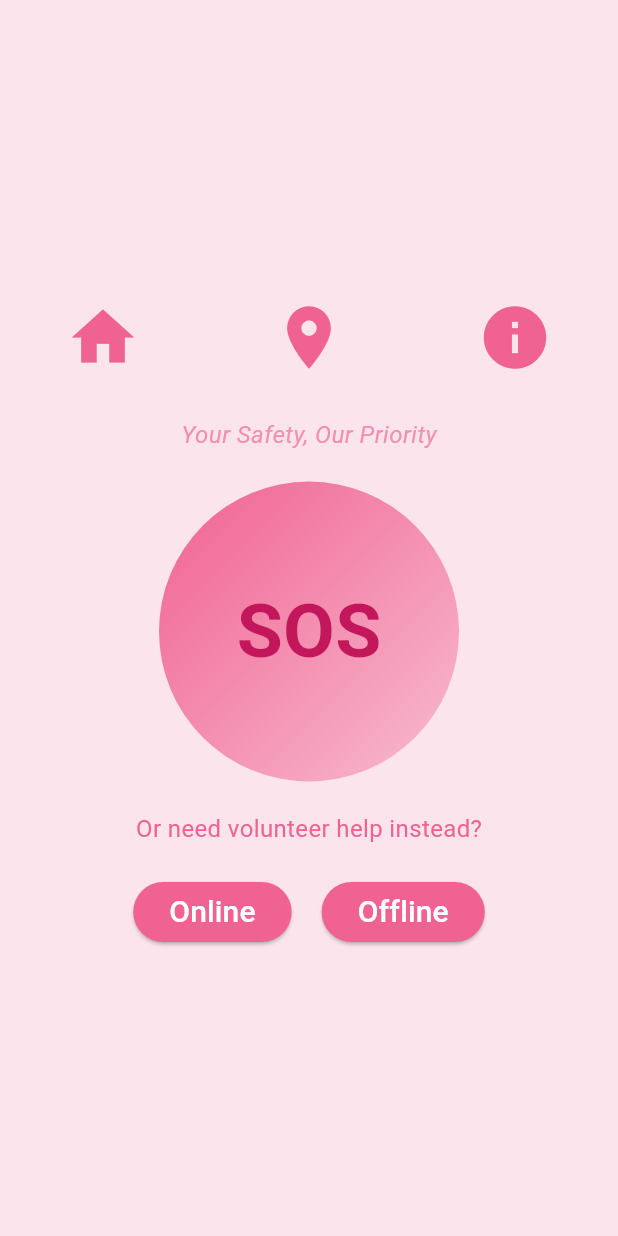
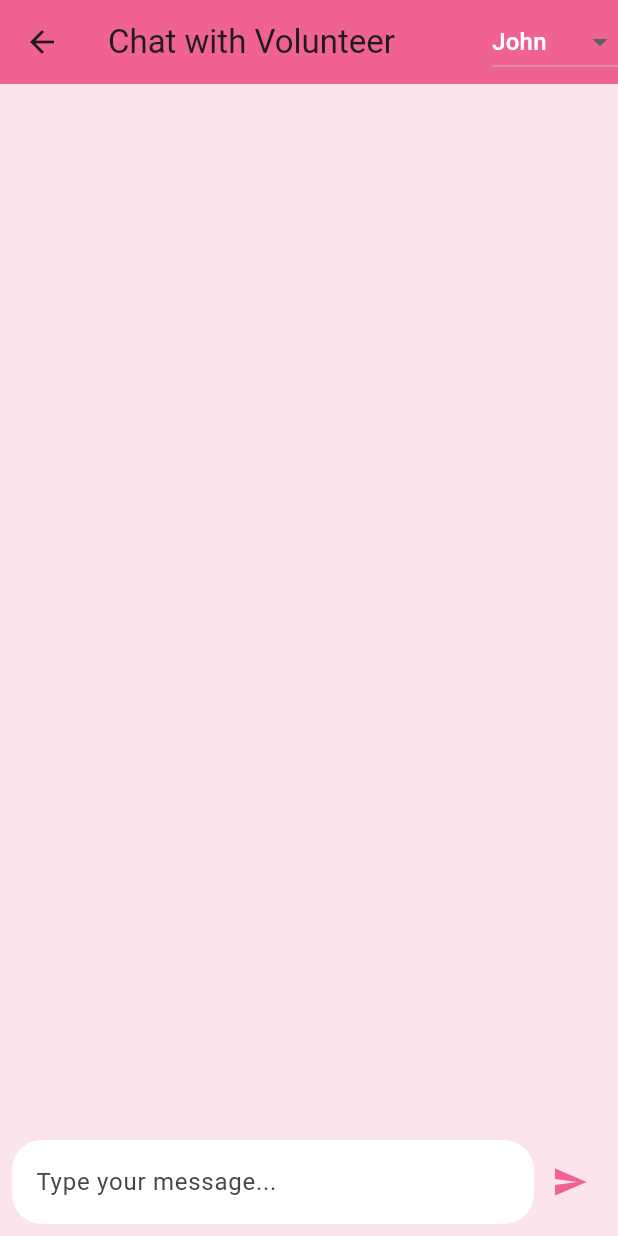
Before and after one commit to Blisstod/sos_application, a Flutter app: the screen it shows after launch, after a tap on "Online", on a phone screen of 412 x 824 dp. Run offline on Flutter 3.47's test engine with Material 3 defaults, Android fonts, the light colour scheme and no system bars; our stand-ins replace flutter_map, latlong2.

Commit message:
add chat feature with volunteers, fix the map to Astana

```diff
--- a/lib/main.dart
+++ b/lib/main.dart
@@ -104,7 +104,12 @@ class SOSPage extends StatelessWidget {
               mainAxisAlignment: MainAxisAlignment.center,
               children: [
                 ElevatedButton(
-                  onPressed: () {},
+                  onPressed: () {
+                    Navigator.push(
+                      context,
+                      MaterialPageRoute(builder: (context) => ChatPage()),
+                    );
+                  },
                   style: ElevatedButton.styleFrom(
                     backgroundColor: Colors.pink.shade300,
                     shape: RoundedRectangleBorder(
@@ -163,7 +168,8 @@ class LocationPage extends StatelessWidget {
           ),
           child: FlutterMap(
             options: MapOptions(
-              center: LatLng(40.7128, -74.0060), // New York City coordinates
+              center:
+                  LatLng(51.1194, 71.4091), // Astana, Kazakhstan coordinates
               zoom: 13.0,
             ),
             children: [
@@ -175,18 +181,36 @@ class LocationPage extends StatelessWidget {
               MarkerLayer(
                 markers: [
                   Marker(
-                    width: 80.0,
-                    height: 80.0,
-                    point: LatLng(40.7128, -74.0060),
+                    width: 70.0,
+                    height: 70.0,
+                    point: LatLng(51.1030, 71.4060),
                     builder: (ctx) => Container(
                       child: Icon(Icons.person_pin_circle,
-                          color: Colors.pink.shade300, size: 50.0),
+                          color: Colors.pink.shade300, size: 40.0),
                     ),
                   ),
                   Marker(
-                    width: 80.0,
-                    height: 80.0,
-                    point: LatLng(40.7120, -74.0050),
+                    width: 70.0,
+                    height: 70.0,
+                    point: LatLng(51.110, 71.4265),
+                    builder: (ctx) => Container(
+                      child: Icon(Icons.person_pin_circle,
+                          color: Colors.pink.shade300, size: 40.0),
+                    ),
+                  ),
+                  Marker(
+                    width: 70.0,
+                    height: 70.0,
+                    point: LatLng(51.0945, 71.4272),
+                    builder: (ctx) => Container(
+                      child: Icon(Icons.person_pin_circle,
+                          color: Colors.pink.shade300, size: 40.0),
+                    ),
+                  ),
+                  Marker(
+                    width: 90.0,
+                    height: 90.0,
+                    point: LatLng(51.0980, 71.4080),
                     builder: (ctx) => Container(
                       child: Icon(Icons.location_pin,
                           color: Colors.pink.shade300, size: 50.0),
@@ -300,3 +324,107 @@ class InfoPage extends StatelessWidget {
     );
   }
 }
+
+class ChatPage extends StatefulWidget {
+  @override
+  _ChatPageState createState() => _ChatPageState();
+}
+
+class _ChatPageState extends State<ChatPage> {
+  final TextEditingController _controller = TextEditingController();
+  final List<Map<String, dynamic>> _messages = [];
+  final List<String> volunteers = ['John', 'Kuralay', 'Nazerke'];
+  String _selectedVolunteer = 'John';
+
+  void _sendMessage() {
+    if (_controller.text.isEmpty) return;
+    setState(() {
+      _messages.add({'message': _controller.text, 'isVolunteer': false});
+      _controller.clear();
+    });
+  }
+
+  Widget _buildChatBubble(String message, bool isVolunteer) {
+    return Align(
+      alignment: isVolunteer ? Alignment.centerLeft : Alignment.centerRight,
+      child: Container(
+        margin: EdgeInsets.symmetric(vertical: 5, horizontal: 10),
+        padding: EdgeInsets.all(15),
+        decoration: BoxDecoration(
+          color: isVolunteer ? Colors.pink.shade200 : Colors.pink.shade100,
+          borderRadius: BorderRadius.circular(10),
+        ),
+        child: Text(
+          message,
+          style: TextStyle(color: Colors.white, fontSize: 16),
+        ),
+      ),
+    );
+  }
+
+  @override
+  Widget build(BuildContext context) {
+    return Scaffold(
+      backgroundColor: Colors.pink.shade50,
+      appBar: AppBar(
+        backgroundColor: Colors.pink.shade300,
+        title: Text('Chat with Volunteer'),
+        actions: [
+          DropdownButton<String>(
+            dropdownColor: Colors.pink.shade100,
+            value: _selectedVolunteer,
+            items: volunteers.map((String value) {
+              return DropdownMenuItem<String>(
+                value: value,
+                child: Text(value, style: TextStyle(color: Colors.white)),
+              );
+            }).toList(),
+            onChanged: (String? newValue) {
+              setState(() {
+                _selectedVolunteer = newValue!;
+              });
+            },
+          ),
+        ],
+      ),
+      body: Column(
+        children: [
+          Expanded(
+            child: ListView.builder(
+              itemCount: _messages.length,
+              itemBuilder: (context, index) {
+                return _buildChatBubble(_messages[index]['message'],
+                    _messages[index]['isVolunteer']);
+              },
+            ),
+          ),
+          Padding(
+            padding: const EdgeInsets.all(8.0),
+            child: Row(
+              children: [
+                Expanded(
+                  child: TextField(
+                    controller: _controller,
+                    decoration: InputDecoration(
+                      hintText: 'Type your message...',
+                      fillColor: Colors.white,
+                      filled: true,
+                      border: OutlineInputBorder(
+                        borderRadius: BorderRadius.circular(20),
+                        borderSide: BorderSide.none,
+                      ),
+                    ),
+                  ),
+                ),
+                IconButton(
+                  icon: Icon(Icons.send, color: Colors.pink.shade300),
+                  onPressed: _sendMessage,
+                ),
+              ],
+            ),
+          ),
+        ],
+      ),
+    );
+  }
+}
```
